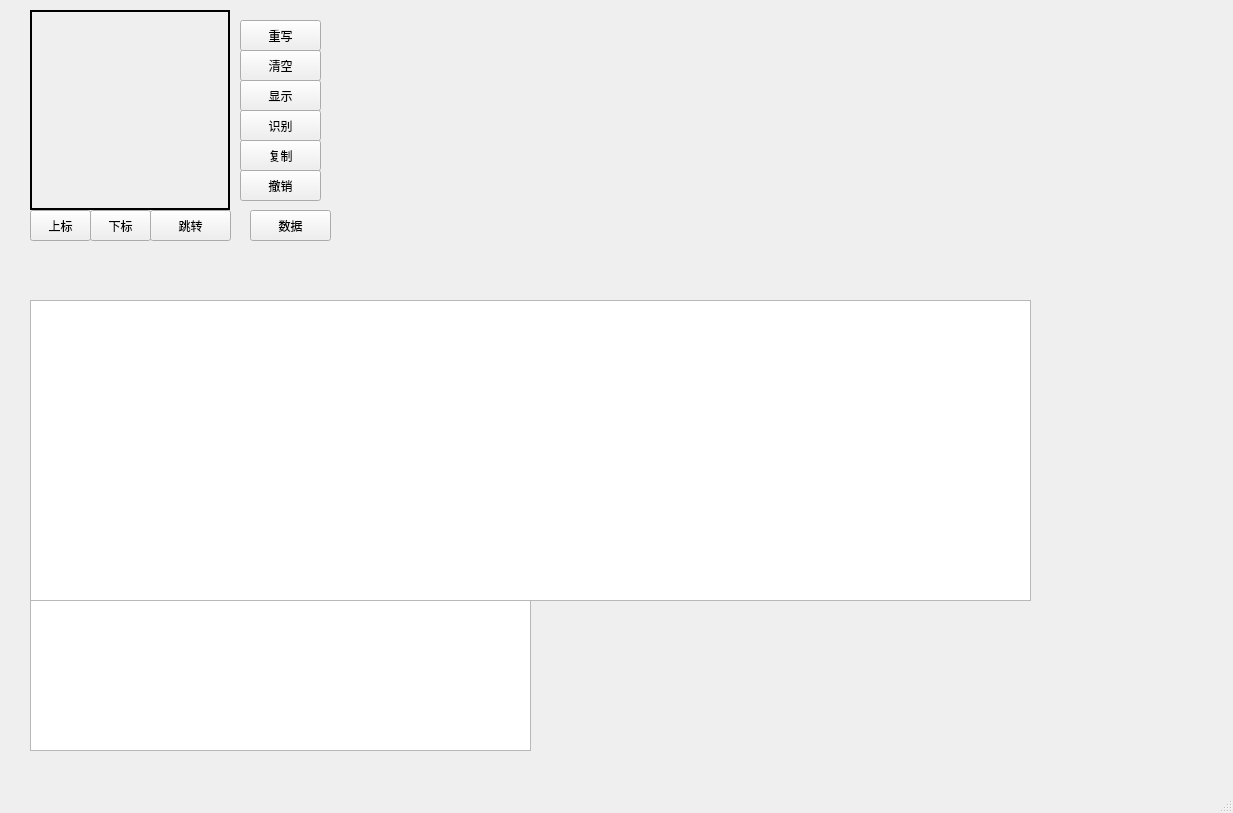
Qt form mainwindow.ui (boltma/texer) before a commit.
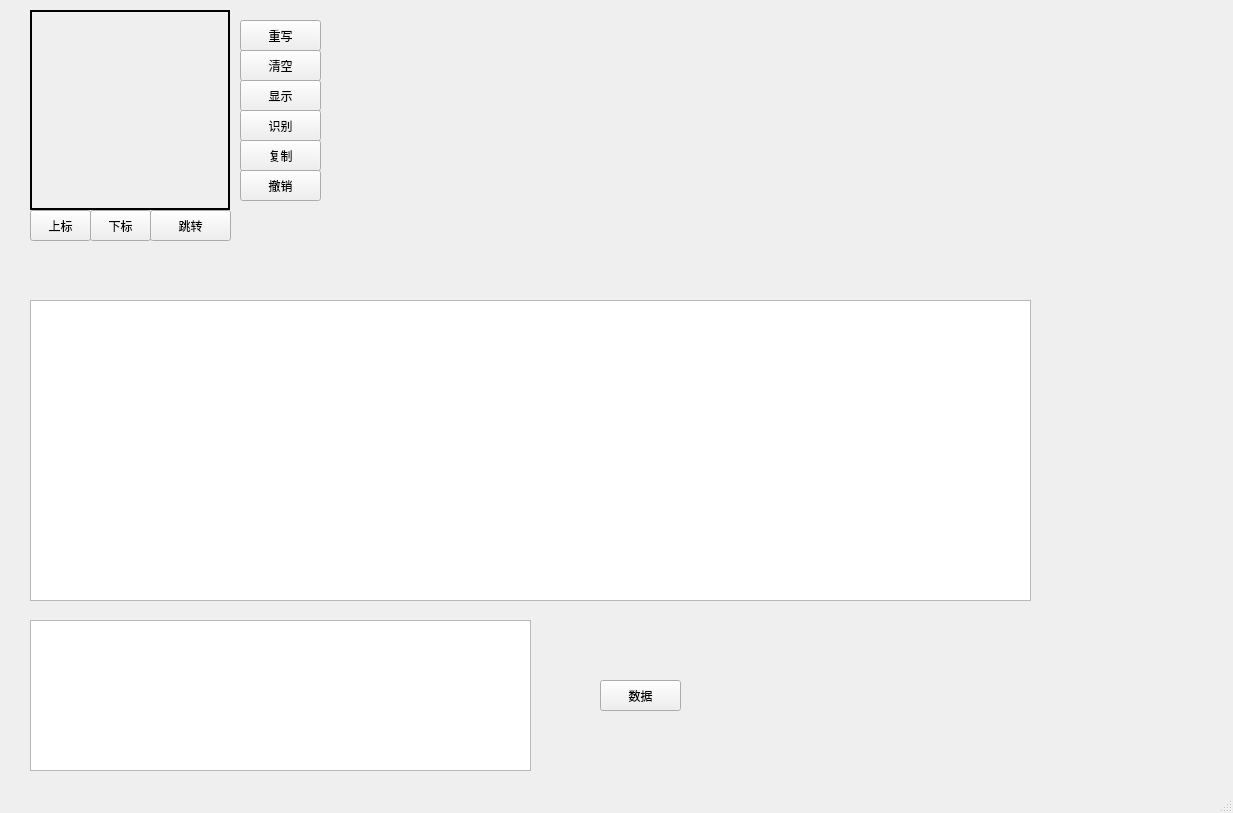
The same form after that commit. Custom widgets are drawn as their Qt base class.

```diff
--- a/mainwindow.ui
+++ b/mainwindow.ui
@@ -100,8 +100,8 @@
    <widget class="QPushButton" name="databutton">
     <property name="geometry">
      <rect>
-      <x>250</x>
-      <y>210</y>
+      <x>600</x>
+      <y>680</y>
       <width>81</width>
       <height>31</height>
      </rect>
@@ -205,7 +205,7 @@
     <property name="geometry">
      <rect>
       <x>30</x>
-      <y>600</y>
+      <y>620</y>
       <width>501</width>
       <height>151</height>
      </rect>
```
